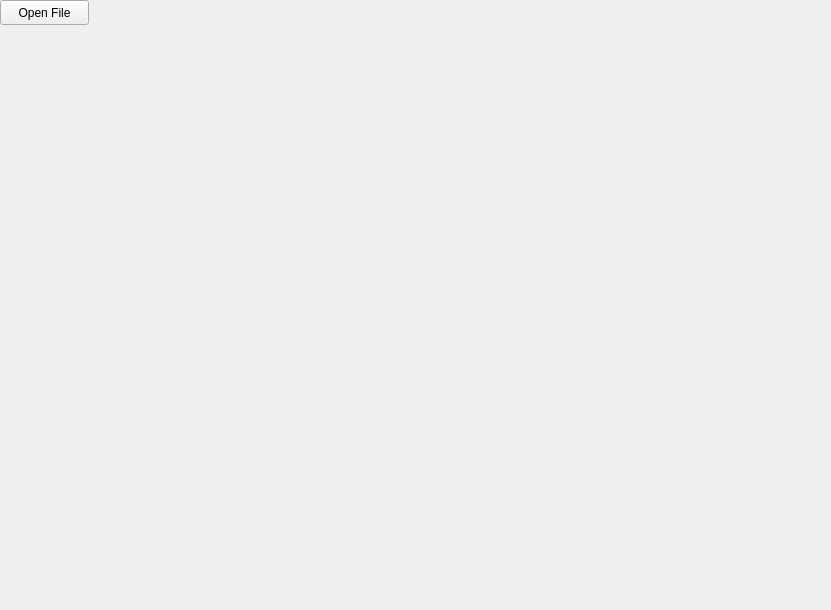
First picture: the form in openfile.ui, repository tunahanpnr/simple-image-editor, before the edit.
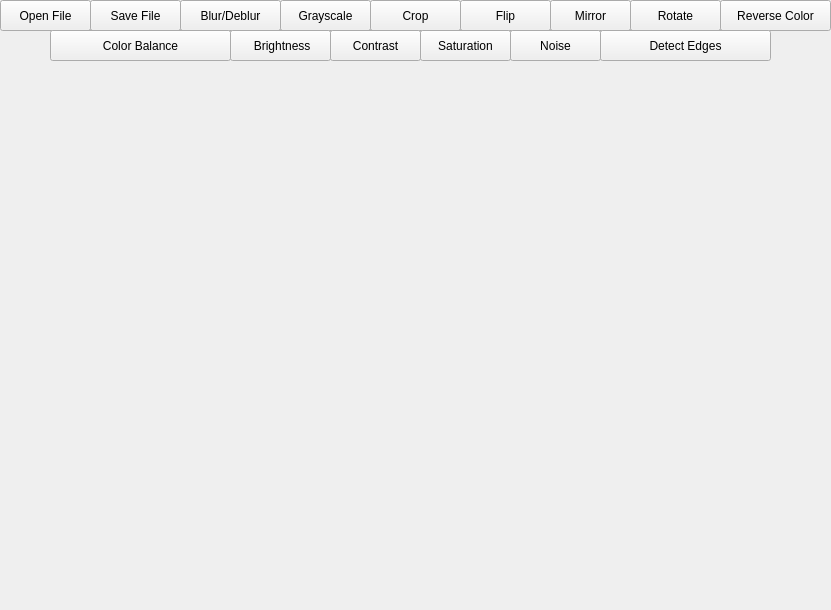
Second picture: the form after the edit.

Diff of the .ui file:
```diff
--- a/openfile.ui
+++ b/openfile.ui
@@ -41,14 +41,196 @@
      <rect>
       <x>0</x>
       <y>0</y>
-      <width>89</width>
-      <height>25</height>
+      <width>91</width>
+      <height>31</height>
      </rect>
     </property>
     <property name="text">
      <string>Open File</string>
     </property>
    </widget>
+   <widget class="QPushButton" name="pushButton_2">
+    <property name="geometry">
+     <rect>
+      <x>90</x>
+      <y>0</y>
+      <width>91</width>
+      <height>31</height>
+     </rect>
+    </property>
+    <property name="text">
+     <string>Save File</string>
+    </property>
+   </widget>
+   <widget class="QPushButton" name="pushButton_3">
+    <property name="geometry">
+     <rect>
+      <x>180</x>
+      <y>0</y>
+      <width>101</width>
+      <height>31</height>
+     </rect>
+    </property>
+    <property name="text">
+     <string>Blur/Deblur</string>
+    </property>
+   </widget>
+   <widget class="QPushButton" name="pushButton_4">
+    <property name="geometry">
+     <rect>
+      <x>280</x>
+      <y>0</y>
+      <width>91</width>
+      <height>31</height>
+     </rect>
+    </property>
+    <property name="text">
+     <string>Grayscale</string>
+    </property>
+   </widget>
+   <widget class="QPushButton" name="pushButton_5">
+    <property name="geometry">
+     <rect>
+      <x>370</x>
+      <y>0</y>
+      <width>91</width>
+      <height>31</height>
+     </rect>
+    </property>
+    <property name="text">
+     <string>Crop</string>
+    </property>
+   </widget>
+   <widget class="QPushButton" name="pushButton_6">
+    <property name="geometry">
+     <rect>
+      <x>460</x>
+      <y>0</y>
+      <width>91</width>
+      <height>31</height>
+     </rect>
+    </property>
+    <property name="text">
+     <string>Flip</string>
+    </property>
+   </widget>
+   <widget class="QPushButton" name="pushButton_7">
+    <property name="geometry">
+     <rect>
+      <x>550</x>
+      <y>0</y>
+      <width>81</width>
+      <height>31</height>
+     </rect>
+    </property>
+    <property name="text">
+     <string>Mirror</string>
+    </property>
+   </widget>
+   <widget class="QPushButton" name="pushButton_8">
+    <property name="geometry">
+     <rect>
+      <x>630</x>
+      <y>0</y>
+      <width>91</width>
+      <height>31</height>
+     </rect>
+    </property>
+    <property name="text">
+     <string>Rotate</string>
+    </property>
+   </widget>
+   <widget class="QPushButton" name="pushButton_9">
+    <property name="geometry">
+     <rect>
+      <x>720</x>
+      <y>0</y>
+      <width>111</width>
+      <height>31</height>
+     </rect>
+    </property>
+    <property name="text">
+     <string>Reverse Color</string>
+    </property>
+   </widget>
+   <widget class="QPushButton" name="pushButton_10">
+    <property name="geometry">
+     <rect>
+      <x>50</x>
+      <y>30</y>
+      <width>181</width>
+      <height>31</height>
+     </rect>
+    </property>
+    <property name="text">
+     <string>Color Balance</string>
+    </property>
+   </widget>
+   <widget class="QPushButton" name="pushButton_11">
+    <property name="geometry">
+     <rect>
+      <x>230</x>
+      <y>30</y>
+      <width>101</width>
+      <height>31</height>
+     </rect>
+    </property>
+    <property name="text">
+     <string> Brightness</string>
+    </property>
+   </widget>
+   <widget class="QPushButton" name="pushButton_12">
+    <property name="geometry">
+     <rect>
+      <x>330</x>
+      <y>30</y>
+      <width>91</width>
+      <height>31</height>
+     </rect>
+    </property>
+    <property name="text">
+     <string>Contrast</string>
+    </property>
+   </widget>
+   <widget class="QPushButton" name="pushButton_13">
+    <property name="geometry">
+     <rect>
+      <x>420</x>
+      <y>30</y>
+      <width>91</width>
+      <height>31</height>
+     </rect>
+    </property>
+    <property name="text">
+     <string>Saturation</string>
+    </property>
+   </widget>
+   <widget class="QPushButton" name="pushButton_14">
+    <property name="geometry">
+     <rect>
+      <x>510</x>
+      <y>30</y>
+      <width>91</width>
+      <height>31</height>
+     </rect>
+    </property>
+    <property name="text">
+     <string>Noise</string>
+    </property>
+   </widget>
+   <widget class="QPushButton" name="pushButton_15">
+    <property name="geometry">
+     <rect>
+      <x>600</x>
+      <y>30</y>
+      <width>171</width>
+      <height>31</height>
+     </rect>
+    </property>
+    <property name="text">
+     <string>Detect Edges</string>
+    </property>
+   </widget>
   </widget>
  </widget>
  <resources/>
```
